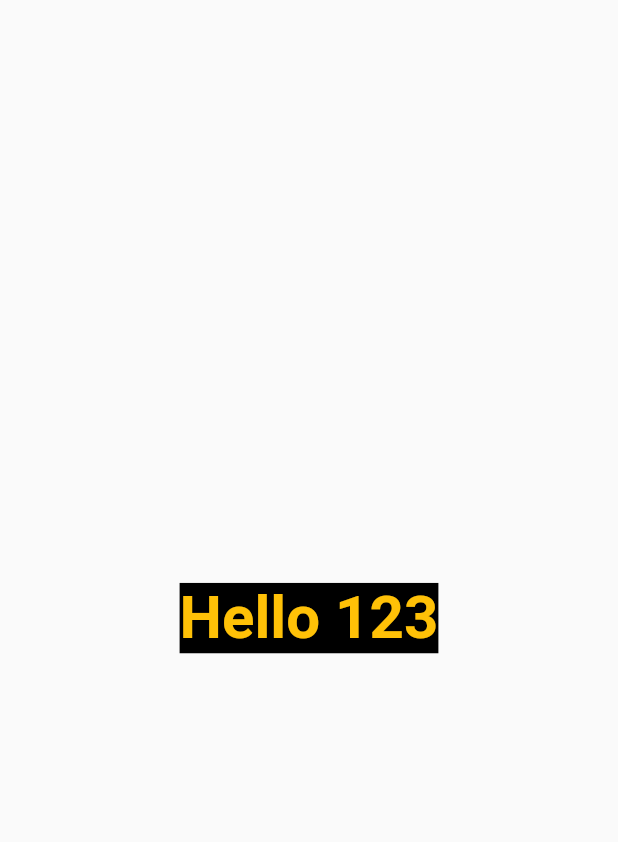
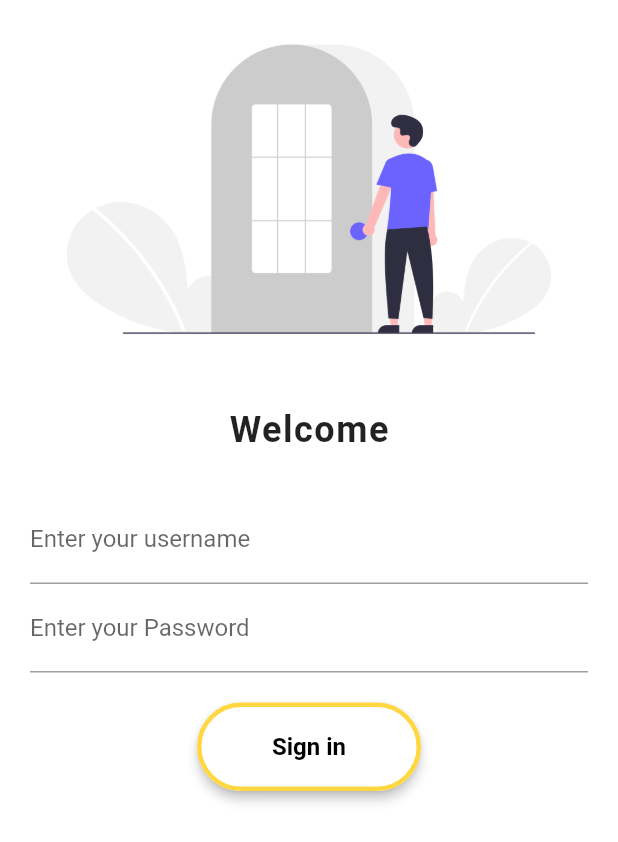
Before and after one commit to developertallha/30daysofflutter, a Flutter app: the screen it shows after launch, on a phone screen of 412 x 824 dp. Shown: the top 842 px of the screen. Run offline on Flutter 3.47's test engine with Material 2 defaults, Android fonts, the phone set to English and light mode, and no system bars.

Commit message:
Day4Completed

```diff
--- a/analysis_options.yaml
+++ b/analysis_options.yaml
@@ -22,6 +22,9 @@ linter:
   # `// ignore_for_file: name_of_lint` syntax on the line or in the file
   # producing the lint.
   rules:
+
+     prefer_const_constructors: false
+     prefer_const_literals_to_create_immutables: false
     # avoid_print: false  # Uncomment to disable the `avoid_print` rule
     # prefer_single_quotes: true  # Uncomment to enable the `prefer_single_quotes` rule
 
--- a/lib/Pages/loginPage.dart
+++ b/lib/Pages/loginPage.dart
@@ -6,17 +6,65 @@ class LoginPage extends StatelessWidget {
   @override
   Widget build(BuildContext context) {
     return Material(
-      child: Center(
-        child: Container(
-          child: const Text("Hello 123",
+        color: Colors.white,
+        child: Column(
+          children: [
+            Image.asset("assets/images/login_img.png", fit: BoxFit.cover),
+            SizedBox(
+              height: 20.0,
+            ),
+            Text(
+              "Welcome",
               style: TextStyle(
-                fontSize: 40,
+                fontSize: 24,
                 fontWeight: FontWeight.bold,
-                color: Colors.amber,
-                backgroundColor: Colors.black,
-              )),
-        ),
-      ),
-    );
+                letterSpacing: 1.0,
+              ),
+            ),
+            Padding(
+                padding:
+                    const EdgeInsets.symmetric(horizontal: 20, vertical: 30),
+                child: Column(
+                  children: [
+                    TextFormField(
+                      decoration: const InputDecoration(
+                        border: UnderlineInputBorder(),
+                        labelText: 'Enter your username',
+                      ),
+                    ),
+                    TextFormField(
+                      obscureText: true,
+                      decoration: const InputDecoration(
+                        border: UnderlineInputBorder(),
+                        labelText: 'Enter your Password',
+                      ),
+                    ),
+                    SizedBox(
+                      height: 20,
+                    ),
+                    ElevatedButton(
+                      child: Text('Sign in'),
+                      onPressed: () {
+                        print("im runing");
+                      },
+                      style: ElevatedButton.styleFrom(
+                          side: BorderSide(width: 3, color: Colors.amberAccent),
+                          elevation: 3,
+                          shape: RoundedRectangleBorder(
+                              //to set border radius to button
+                              borderRadius: BorderRadius.circular(30)),
+                          primary: Colors.white,
+                          padding: EdgeInsets.symmetric(
+                              horizontal: 50, vertical: 20),
+                          textStyle: TextStyle(
+                            fontSize: 16,
+                            fontWeight: FontWeight.bold,
+                            color: Colors.white,
+                          )),
+                    ),
+                  ],
+                )),
+          ],
+        ));
   }
 }
```
Also changed, not shown: pubspec.yaml (+6 -2 lines), assets/images/login_img.png (added).
